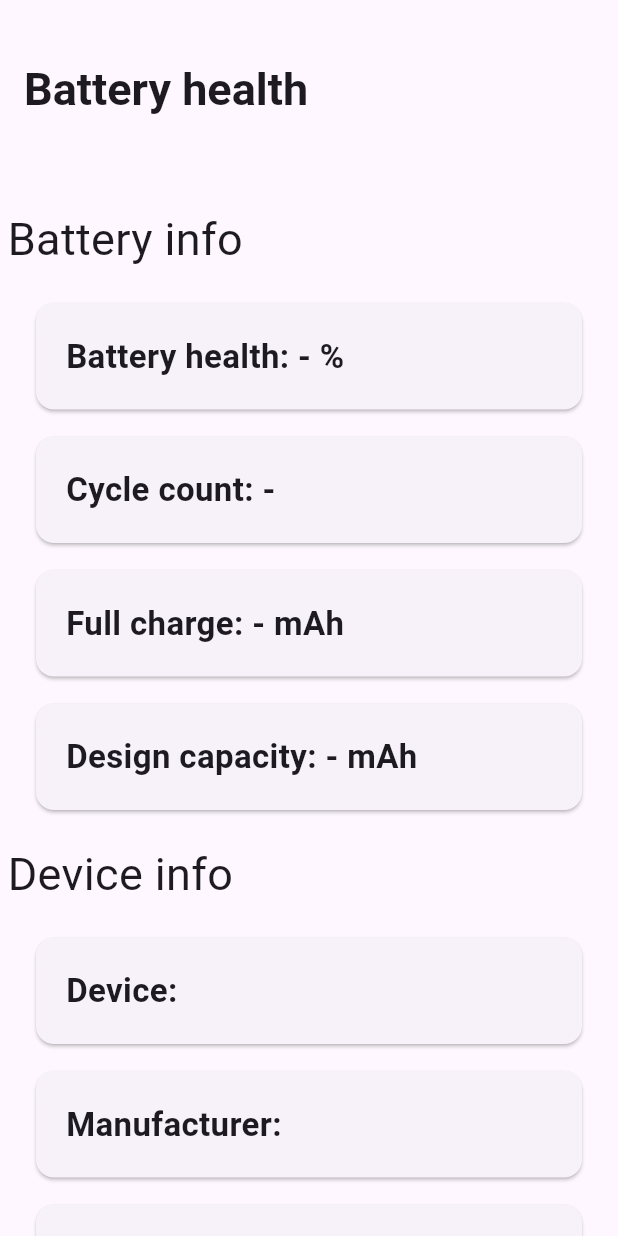
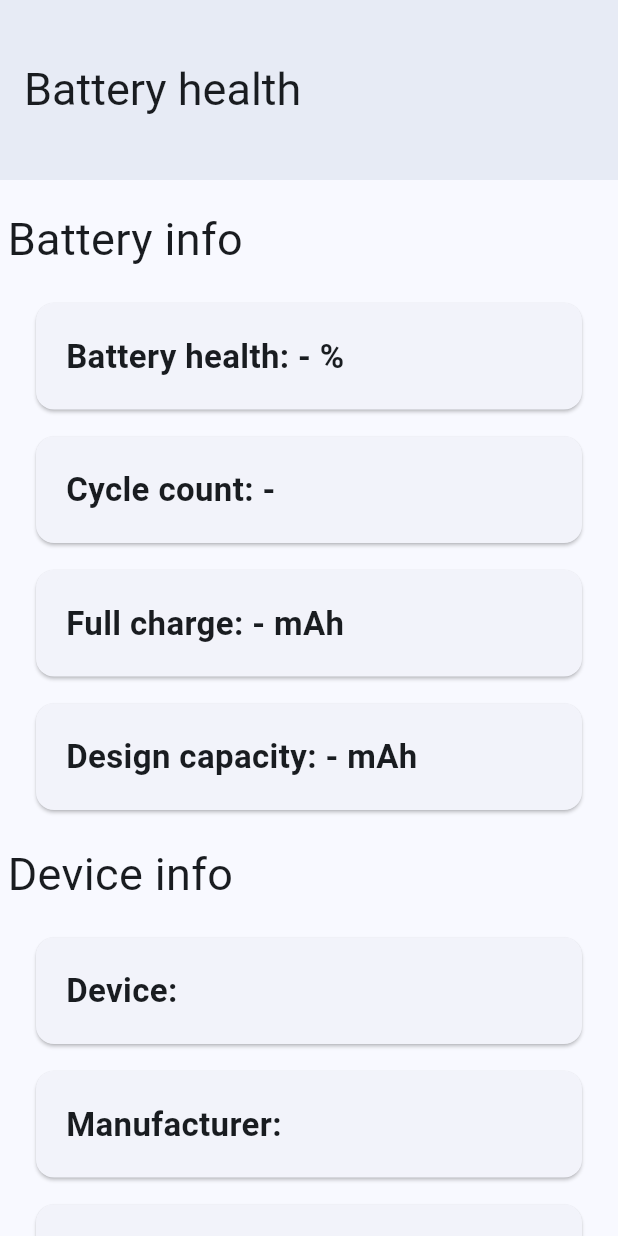
Before and after one commit to Maciek-Hetman/battery_health, a Flutter app: the screen it shows after launch, on a phone screen of 412 x 824 dp. Run offline on Flutter 3.47's test engine with Material 2 defaults, Android fonts, the phone set to English and light mode, and no system bars; drawn by our look-alikes of dynamic_color; our stand-ins replace device_info_plus; missing offline and left inert: root.

Commit message:
added dynamic color support

```diff
--- a/lib/main.dart
+++ b/lib/main.dart
@@ -1,3 +1,4 @@
+import 'package:dynamic_color/dynamic_color.dart';
 import 'package:flutter/material.dart';
 import 'package:root/root.dart';
 import 'package:device_info_plus/device_info_plus.dart';
@@ -73,6 +74,8 @@
   }
 
   Future<void> checkHealth() async {
+    double? scrolledUnderElevation;
+
     String designCapacity = await Root.exec(
             cmd: 'cat /sys/class/power_supply/battery/charge_full_design')
         as String;
@@ -103,18 +106,44 @@
 
   @override
   Widget build(BuildContext context) {
+    return DynamicColorBuilder(
+      builder: (lightDynamic, darkDynamic) {
+        ColorScheme lightColorScheme;
+        ColorScheme darkColorScheme;
+
+        if (lightDynamic != null && darkDynamic != null) {
+          lightColorScheme = lightDynamic.harmonized();
+
+          darkColorScheme = darkDynamic.harmonized();
+        } else {
+          lightColorScheme = ColorScheme.fromSeed(
+            seedColor: const Color(0x002196f3),
+          );
+          darkColorScheme = ColorScheme.fromSeed(
+            seedColor: const Color(0x002196f3),
+            brightness: Brightness.dark,
+          );
+        }
+
         return MaterialApp(
           debugShowCheckedModeBanner: false,
-      theme: ThemeData(useMaterial3: true, brightness: Brightness.light),
-      darkTheme: ThemeData(brightness: Brightness.dark, useMaterial3: true),
+          theme: ThemeData(
+              useMaterial3: true,
+              brightness: Brightness.light,
+              colorScheme: lightColorScheme),
+          darkTheme: ThemeData(
+              brightness: Brightness.dark,
+              useMaterial3: true,
+              colorScheme: darkColorScheme),
           themeMode: ThemeMode.system,
           home: Scaffold(
               appBar: AppBar(
                 title: const Text(
                   "Battery health",
-              style: TextStyle(fontSize: 30, fontWeight: FontWeight.bold),
+                  style: TextStyle(fontSize: 30),
                 ),
                 toolbarHeight: 120,
+                elevation: 4,
               ),
               body: ListView(
                 children: [
@@ -156,5 +185,7 @@
                 ],
               )),
         );
+      },
+    );
   }
 }
--- a/pubspec.yaml
+++ b/pubspec.yaml
@@ -30,6 +30,7 @@
 # versions available, run `flutter pub outdated`.
 dependencies:
   device_info_plus: ^4.1.2
+  dynamic_color: ^1.6.2
   flutter:
     sdk: flutter
 
```
Also changed, not shown: pubspec.lock, 1 other file. Lines whose indentation alone changed are shown as unchanged.
